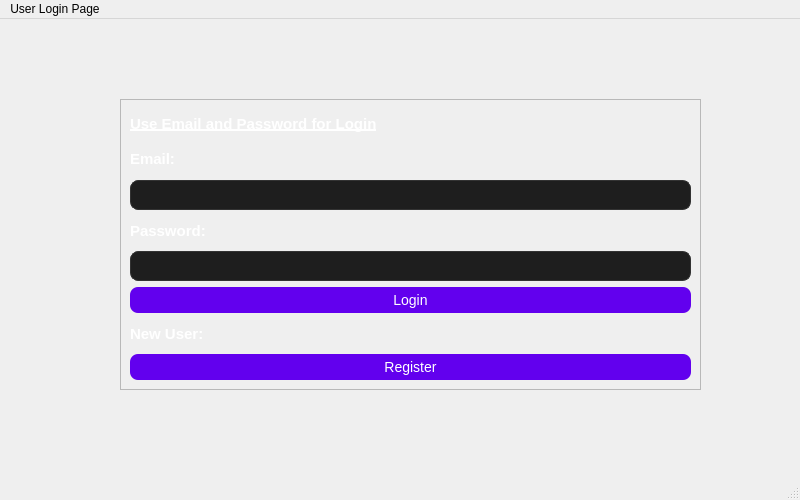
The window that LoginPage.ui (Neutrino123/STB) describes before a commit, drawn with Qt 5.
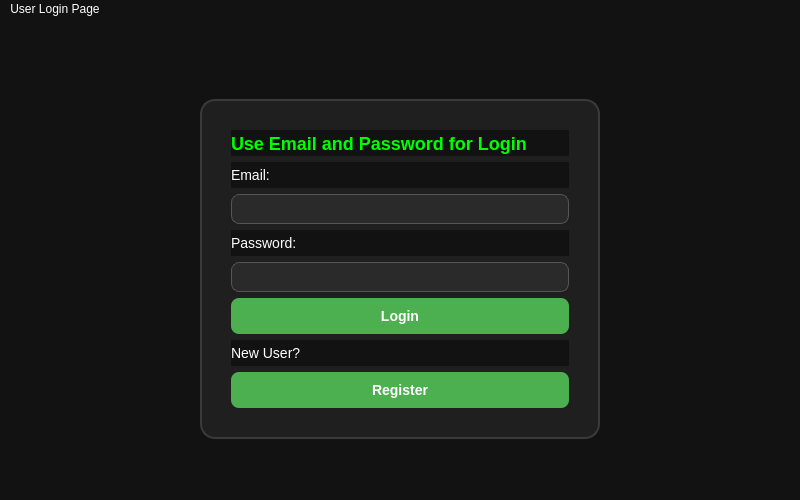
The same window after the commit.

```diff
--- a/LoginPage.ui
+++ b/LoginPage.ui
@@ -10,75 +10,44 @@
     <height>500</height>
    </rect>
   </property>
-  <property name="minimumSize">
-   <size>
-    <width>500</width>
-    <height>300</height>
-   </size>
-  </property>
-  <property name="maximumSize">
-   <size>
-    <width>800</width>
-    <height>500</height>
-   </size>
+  <property name="font">
+   <font>
+    <family>Arial</family>
+    <pointsize>12</pointsize>
+    <bold>true</bold>
+   </font>
   </property>
   <property name="windowTitle">
    <string>User Registration System</string>
   </property>
   <property name="styleSheet">
-   <string notr="true">MainWindow {
-     background-color: #121212;
-     color: #E0E0E0;
-	border-radius: 10px;
-
-}</string>
+   <string notr="true">background-color: #121212; color: white;</string>
   </property>
   <widget class="QWidget" name="centralwidget">
    <widget class="QFrame" name="loginframe">
     <property name="geometry">
      <rect>
-      <x>120</x>
+      <x>200</x>
       <y>80</y>
-      <width>581</width>
-      <height>291</height>
+      <width>400</width>
+      <height>340</height>
      </rect>
     </property>
     <property name="styleSheet">
-     <string notr="true">QFrame#LoginFrame {
-    background-color: #2B2B2B;   /* Softer dark tone */
+     <string notr="true">
+QFrame#loginframe {
+    background-color: #1F1F1F;
     border: 2px solid #3A3A3A;
     border-radius: 15px;
-    padding: 40px;               /* Adds internal spacing */
-    margin: 20% auto;            /* Auto centers horizontally (visual trick) */
-    max-width: 400px;            /* Limits width for a balanced look */
-    min-height: 300px;           /* Ensures enough height for content */
-    box-shadow: 0 4px 15px rgba(0, 0, 0, 0.5);  /* Soft shadow for depth */
+    padding: 20px;
 }
 </string>
     </property>
-    <property name="frameShape">
-     <enum>QFrame::Shape::StyledPanel</enum>
-    </property>
-    <property name="frameShadow">
-     <enum>QFrame::Shadow::Raised</enum>
-    </property>
     <layout class="QVBoxLayout" name="verticalLayout">
      <item>
       <widget class="QLabel" name="label_3">
-       <property name="font">
-        <font>
-         <pointsize>-1</pointsize>
-         <bold>true</bold>
-         <underline>true</underline>
-         <strikeout>false</strikeout>
-        </font>
-       </property>
        <property name="styleSheet">
-        <string notr="true">QLabel {
-            font-size: 15px;
-            font-weight: bold;
-            color: white;
-        }</string>
+        <string notr="true">color: #00FF00; font-size: 18px; font-weight: bold; text-align: center; text-shadow: 2px 2px 8px #00FF00;</string>
        </property>
        <property name="text">
         <string>Use Email and Password for Login</string>
@@ -87,18 +56,8 @@
      </item>
      <item>
       <widget class="QLabel" name="label">
-       <property name="font">
-        <font>
-         <pointsize>-1</pointsize>
-         <bold>true</bold>
-        </font>
-       </property>
        <property name="styleSheet">
-        <string notr="true">QLabel {
-            font-size: 15px;
-            font-weight: bold;
-            color: white;
-        }</string>
+        <string notr="true">color: white; font-size: 14px;</string>
        </property>
        <property name="text">
         <string>Email:</string>
@@ -108,30 +67,14 @@
      <item>
       <widget class="QLineEdit" name="emailInput">
        <property name="styleSheet">
-        <string notr="true">QLineEdit {
-    background-color: #1E1E1E;
-            border: 1px solid #333333;
-            border-radius: 8px;
-            color: #FFFFFF;
-            padding: 6px;
-}</string>
+        <string notr="true">background-color: #2A2A2A; border: 1px solid #555; border-radius: 8px; padding: 6px; color: white;</string>
        </property>
       </widget>
      </item>
      <item>
       <widget class="QLabel" name="label_2">
-       <property name="font">
-        <font>
-         <pointsize>-1</pointsize>
-         <bold>true</bold>
-        </font>
-       </property>
        <property name="styleSheet">
-        <string notr="true">QLabel {
-            font-size: 15px;
-            font-weight: bold;
-            color: white;
-        }</string>
+        <string notr="true">color: white; font-size: 14px;</string>
        </property>
        <property name="text">
         <string>Password:</string>
@@ -141,39 +84,36 @@
      <item>
       <widget class="QLineEdit" name="passwordInput">
        <property name="styleSheet">
-        <string notr="true">QLineEdit {
-   background-color: #1E1E1E;
-   border: 1px solid #333333;
-   border-radius: 8px;
-   color: #FFFFFF;
-   padding: 6px;
-}</string>
+        <string notr="true">background-color: #2A2A2A; border: 1px solid #555; border-radius: 8px; padding: 6px; color: white;</string>
        </property>
        <property name="echoMode">
-        <enum>QLineEdit::EchoMode::Password</enum>
-       </property>
-       <property name="clearButtonEnabled">
-        <bool>false</bool>
+        <enum>QLineEdit::Password</enum>
        </property>
       </widget>
      </item>
      <item>
       <widget class="QPushButton" name="loginButton">
        <property name="styleSheet">
-        <string notr="true">QPushButton {
-            background-color: #6200EE;
-            color: #FFFFFF;
-            border: none;
-            border-radius: 8px;
-            padding: 5px;
-			font-size: 14px;
-        }
-        QPushButton:hover {
-            background-color: #3700B3;
-        }
-        QPushButton:pressed {
-            background-color: #BB86FC;
-        }</string>
+        <string notr="true">
+QPushButton {
+    background-color: #4CAF50;
+    color: white;
+    border: none;
+    border-radius: 8px;
+    padding: 10px;
+    font-size: 14px;
+    font-weight: bold;
+    box-shadow: 0px 4px 12px rgba(76, 175, 80, 0.3);
+}
+QPushButton:hover {
+    background-color: #43A047;
+    box-shadow: 0px 6px 16px rgba(76, 175, 80, 0.4);
+}
+QPushButton:pressed {
+    background-color: #388E3C;
+    box-shadow: inset 0px 2px 4px rgba(0, 0, 0, 0.3);
+}
+</string>
        </property>
        <property name="text">
         <string>Login</string>
@@ -182,44 +122,37 @@
      </item>
      <item>
       <widget class="QLabel" name="label_4">
-       <property name="font">
-        <font>
-         <pointsize>-1</pointsize>
-         <bold>true</bold>
-        </font>
-       </property>
        <property name="styleSheet">
-        <string notr="true">QLabel {
-            font-size: 15px;
-            font-weight: bold;
-            color: white;
-        }</string>
+        <string notr="true">color: white; font-size: 14px;</string>
        </property>
        <property name="text">
-        <string>New User:</string>
+        <string>New User?</string>
        </property>
       </widget>
      </item>
      <item>
       <widget class="QPushButton" name="registerButton">
-       <property name="autoFillBackground">
-        <bool>false</bool>
-       </property>
        <property name="styleSheet">
-        <string notr="true">QPushButton {
-            background-color: #6200EE;
-            color: #FFFFFF;
-            border: none;
-            border-radius: 8px;
-            padding: 5px;
-			font-size: 14px;
-        }
-        QPushButton:hover {
-            background-color: #3700B3;
-        }
-        QPushButton:pressed {
-            background-color: #BB86FC;
-        }</string>
+        <string notr="true">
+QPushButton {
+    background-color: #4CAF50;
+    color: white;
+    border: none;
+    border-radius: 8px;
+    padding: 10px;
+    font-size: 14px;
+    font-weight: bold;
+    box-shadow: 0px 4px 12px rgba(76, 175, 80, 0.3);
+}
+QPushButton:hover {
+    background-color: #43A047;
+    box-shadow: 0px 6px 16px rgba(76, 175, 80, 0.4);
+}
+QPushButton:pressed {
+    background-color: #388E3C;
+    box-shadow: inset 0px 2px 4px rgba(0, 0, 0, 0.3);
+}
+</string>
        </property>
        <property name="text">
         <string>Register</string>
```
Left out of the diff: 2 changed lines with no effect on the pictures.
